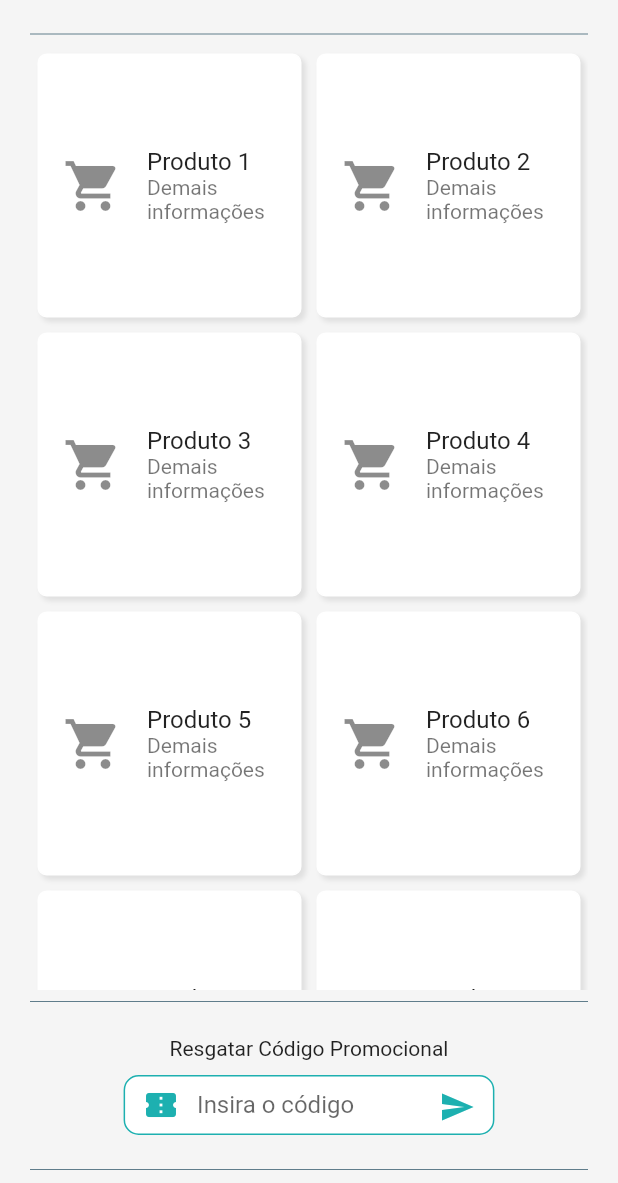
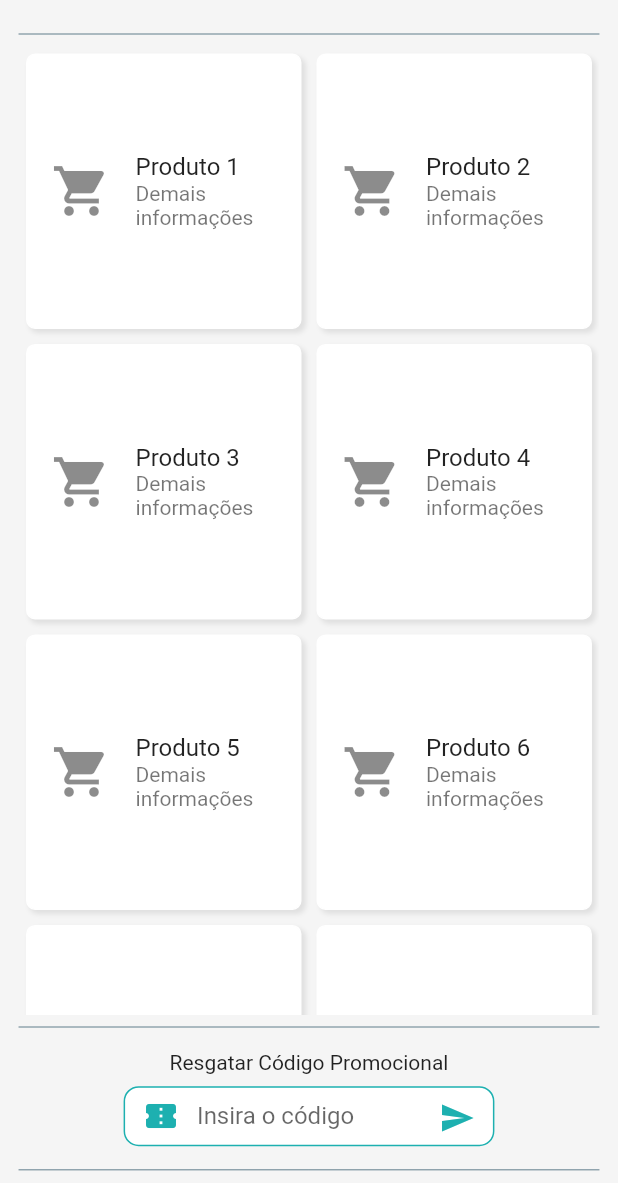
Before and after one commit to GeovaneVLG/iPersonal, a Flutter app: the LojaWidget screen opened directly, on a phone screen of 412 x 824 dp, the part 53-1236 px from its top. Run offline on Flutter 3.47's test engine with Material 2 defaults, Android fonts, the phone set to English and light mode, and no system bars; missing offline and left inert: responsive_flutter.

Commit message:
Adaptação para ResposiveLayout

```diff
--- a/lib/main.dart
+++ b/lib/main.dart
@@ -1,6 +1,5 @@
 import 'package:flutter/material.dart';
 import 'package:ipersonal/src/home/home_widget.dart';
-import 'package:ipersonal/src/pagamento/pagamento_widget.dart';
 import 'package:ipersonal/src/splash/splash_widget.dart';
 
 void main() {
@@ -18,7 +17,7 @@ class MyApp extends StatelessWidget {
         primarySwatch: Colors.blue,
         visualDensity: VisualDensity.adaptivePlatformDensity,
       ),
-      home: HomeWidget(),
+      home: SplashWidget(),
     );
   }
 }
--- a/lib/src/loja/loja_widget.dart
+++ b/lib/src/loja/loja_widget.dart
@@ -8,6 +8,7 @@ class LojaWidget extends StatelessWidget {
     return Scaffold(
       appBar: PreferredSize(
         child: Container(
+          width: MediaQuery.of(context).size.width,
           alignment: Alignment.bottomCenter,
           child: Row(
             children: <Widget>[
@@ -34,10 +35,14 @@ class LojaWidget extends StatelessWidget {
         preferredSize: Size.fromHeight(50),
       ),
       backgroundColor: cores.corFundoPadrao,
-      body: Container(
-        padding: EdgeInsets.only(left: 20, right: 20),
-        width: MediaQuery.of(context).size.width,
-        height: MediaQuery.of(context).size.height,
+      body: LayoutBuilder(
+        builder: (context, constraints) {
+          return Container(
+            padding: EdgeInsets.only(
+                left: constraints.maxWidth * 0.03,
+                right: constraints.maxWidth * 0.03),
+            width: constraints.maxWidth,
+            height: constraints.maxHeight,
             child: Column(
               children: <Widget>[
                 Divider(
@@ -45,8 +50,8 @@ class LojaWidget extends StatelessWidget {
                 ),
                 Expanded(
                   child: Container(
-                width: MediaQuery.of(context).size.width,
-                height: MediaQuery.of(context).size.height,
+                    width: constraints.maxWidth,
+                    height: constraints.maxHeight,
                     child: GridView.count(
                       crossAxisCount: 2,
                       children: List.generate(50, (index) {
@@ -80,12 +85,16 @@ class LojaWidget extends StatelessWidget {
                 Divider(
                   color: Colors.blueGrey,
                 ),
-            Padding(padding: EdgeInsets.only(top: 15)),
+                Padding(
+                    padding:
+                        EdgeInsets.only(top: constraints.maxHeight * 0.01)),
                 Text("Resgatar Código Promocional"),
-            Padding(padding: EdgeInsets.only(top: 10)),
+                Padding(
+                    padding:
+                        EdgeInsets.only(top: constraints.maxHeight * 0.01)),
                 Container(
                   height: 40,
-              width: MediaQuery.of(context).size.width * 0.6,
+                  width: constraints.maxWidth * 0.6,
                   decoration: BoxDecoration(
                       color: Colors.white,
                       borderRadius: BorderRadius.circular(10.0),
@@ -113,13 +122,19 @@ class LojaWidget extends StatelessWidget {
                     ),
                   ),
                 ),
-            Padding(padding: EdgeInsets.only(top: 15)),
+                Padding(
+                    padding:
+                        EdgeInsets.only(top: constraints.maxHeight * 0.01)),
                 Divider(
                   color: Colors.blueGrey,
                 ),
-            Padding(padding: EdgeInsets.only(top: 1)),
+                Padding(
+                    padding:
+                        EdgeInsets.only(top: constraints.maxHeight * 0.001)),
               ],
             ),
+          );
+        },
       ),
     );
   }
```
Also changed, not shown: lib/src/agenda/agenda_widget.dart (+13 -5 lines), lib/src/inicio/incio_widget.dart (+29 -12 lines), lib/src/login/login_widget.dart (+50 -24 lines), lib/src/perfil/perfil_widget.dart (+9 -3 lines). Lines whose indentation alone changed are shown as unchanged.
